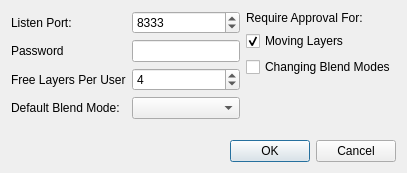
Before: the Qt Designer form designer/HiveOptionsUi.ui in skitzycat/beedraw, drawn with Qt 5.
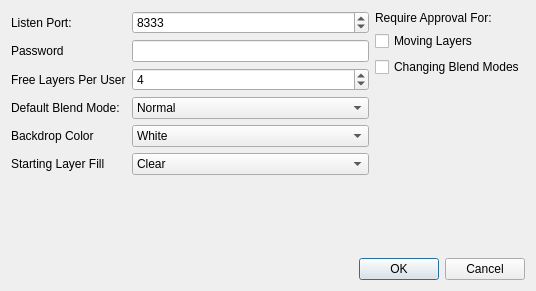
After: the same form once the commit is applied.

Patch:
```diff
--- a/designer/HiveOptionsUi.ui
+++ b/designer/HiveOptionsUi.ui
@@ -5,8 +5,8 @@
    <rect>
     <x>0</x>
     <y>0</y>
-    <width>407</width>
-    <height>173</height>
+    <width>536</width>
+    <height>291</height>
    </rect>
   </property>
   <property name="windowTitle" >
@@ -74,7 +74,45 @@
           </widget>
          </item>
          <item row="3" column="1" >
-          <widget class="QComboBox" name="comboBox" />
+          <widget class="QComboBox" name="comboBox" >
+           <item>
+            <property name="text" >
+             <string>Normal</string>
+            </property>
+           </item>
+          </widget>
+         </item>
+         <item row="4" column="0" >
+          <widget class="QLabel" name="label_6" >
+           <property name="text" >
+            <string>Backdrop Color</string>
+           </property>
+          </widget>
+         </item>
+         <item row="4" column="1" >
+          <widget class="QComboBox" name="comboBox_2" >
+           <item>
+            <property name="text" >
+             <string>White</string>
+            </property>
+           </item>
+          </widget>
+         </item>
+         <item row="5" column="0" >
+          <widget class="QLabel" name="label_7" >
+           <property name="text" >
+            <string>Starting Layer Fill</string>
+           </property>
+          </widget>
+         </item>
+         <item row="5" column="1" >
+          <widget class="QComboBox" name="comboBox_3" >
+           <item>
+            <property name="text" >
+             <string>Clear</string>
+            </property>
+           </item>
+          </widget>
          </item>
         </layout>
        </item>
@@ -114,7 +152,7 @@
           <string>Moving Layers</string>
          </property>
          <property name="checked" >
-          <bool>true</bool>
+          <bool>false</bool>
          </property>
         </widget>
        </item>
```
Left out of the diff: 8 changed lines with no effect on the pictures.
